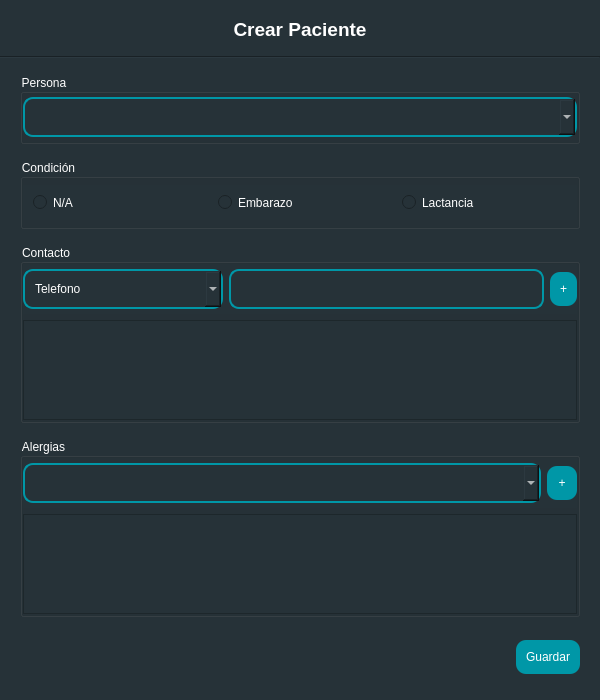
The window that ui/paciente_dialog.ui (hm2206/strong_teeth) describes before a commit, drawn with Qt 5.
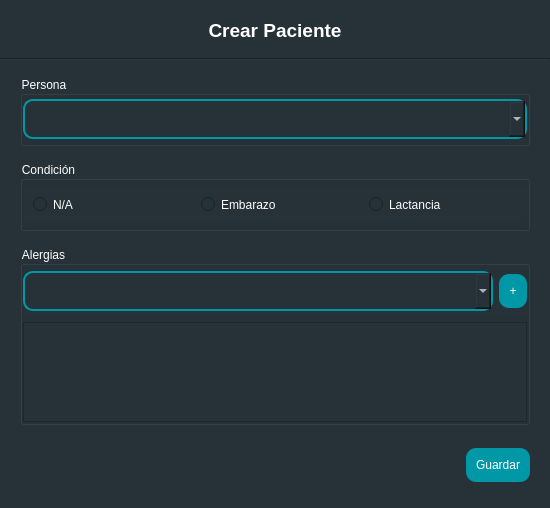
The same window after the commit.

The edit to the form file:
```diff
--- a/ui/paciente_dialog.ui
+++ b/ui/paciente_dialog.ui
@@ -9,20 +9,20 @@
    <rect>
     <x>0</x>
     <y>0</y>
-    <width>600</width>
-    <height>700</height>
+    <width>550</width>
+    <height>508</height>
    </rect>
   </property>
   <property name="minimumSize">
    <size>
-    <width>600</width>
-    <height>700</height>
+    <width>550</width>
+    <height>500</height>
    </size>
   </property>
   <property name="maximumSize">
    <size>
-    <width>600</width>
-    <height>700</height>
+    <width>550</width>
+    <height>508</height>
    </size>
   </property>
   <property name="windowTitle">
@@ -294,123 +294,6 @@
            </layout>
           </widget>
          </item>
-         <item>
-          <widget class="QGroupBox" name="groupBox_2">
-           <property name="title">
-            <string>Contacto</string>
-           </property>
-           <layout class="QVBoxLayout" name="verticalLayout_5">
-            <property name="leftMargin">
-             <number>0</number>
-            </property>
-            <property name="topMargin">
-             <number>0</number>
-            </property>
-            <property name="rightMargin">
-             <number>0</number>
-            </property>
-            <property name="bottomMargin">
-             <number>0</number>
-            </property>
-            <item>
-             <widget class="QFrame" name="frame_4">
-              <property name="minimumSize">
-               <size>
-                <width>0</width>
-                <height>50</height>
-               </size>
-              </property>
-              <property name="maximumSize">
-               <size>
-                <width>16777215</width>
-                <height>50</height>
-               </size>
-              </property>
-              <property name="frameShadow">
-               <enum>QFrame::Raised</enum>
-              </property>
-              <layout class="QGridLayout" name="gridLayout_2" columnstretch="5,0,0" columnminimumwidth="1,5,1">
-               <property name="leftMargin">
-                <number>0</number>
-               </property>
-               <property name="topMargin">
-                <number>0</number>
-               </property>
-               <property name="rightMargin">
-                <number>0</number>
-               </property>
-               <property name="bottomMargin">
-                <number>0</number>
-               </property>
-               <property name="spacing">
-                <number>6</number>
-               </property>
-               <item row="0" column="0">
-                <widget class="QComboBox" name="cmb_contacto">
-                 <property name="minimumSize">
-                  <size>
-                   <width>100</width>
-                   <height>0</height>
-                  </size>
-                 </property>
-                 <property name="maximumSize">
-                  <size>
-                   <width>200</width>
-                   <height>100</height>
-                  </size>
-                 </property>
-                 <item>
-                  <property name="text">
-                   <string>Telefono</string>
-                  </property>
-                 </item>
-                 <item>
-                  <property name="text">
-                   <string>Celular</string>
-                  </property>
-                 </item>
-                 <item>
-                  <property name="text">
-                   <string>Correo</string>
-                  </property>
-                 </item>
-                </widget>
-               </item>
-               <item row="0" column="1">
-                <widget class="QLineEdit" name="input_contacto"/>
-               </item>
-               <item row="0" column="2">
-                <widget class="QPushButton" name="btn_contacto">
-                 <property name="cursor">
-                  <cursorShape>PointingHandCursor</cursorShape>
-                 </property>
-                 <property name="text">
-                  <string>+</string>
-                 </property>
-                </widget>
-               </item>
-              </layout>
-             </widget>
-            </item>
-            <item>
-             <widget class="QListWidget" name="list_contacto">
-              <property name="minimumSize">
-               <size>
-                <width>0</width>
-                <height>100</height>
-               </size>
-              </property>
-              <property name="maximumSize">
-               <size>
-                <width>16777215</width>
-                <height>100</height>
-               </size>
-              </property>
-             </widget>
-            </item>
-           </layout>
-          </widget>
-         </item>
          <item>
           <widget class="QGroupBox" name="groupBox_3">
            <property name="title">
```
